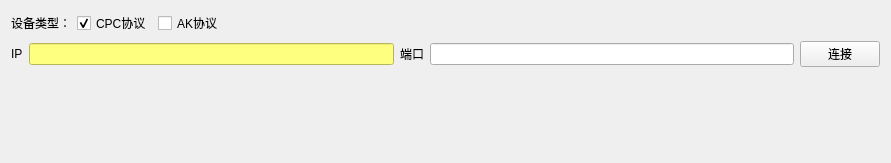
The window that testdevpage.ui (walkblank/measureTool) describes before a commit, drawn with Qt 5.
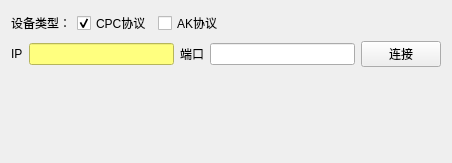
The same window after the commit.

```diff
--- a/testdevpage.ui
+++ b/testdevpage.ui
@@ -6,7 +6,7 @@
    <rect>
     <x>0</x>
     <y>0</y>
-    <width>891</width>
+    <width>452</width>
     <height>163</height>
    </rect>
   </property>
```
